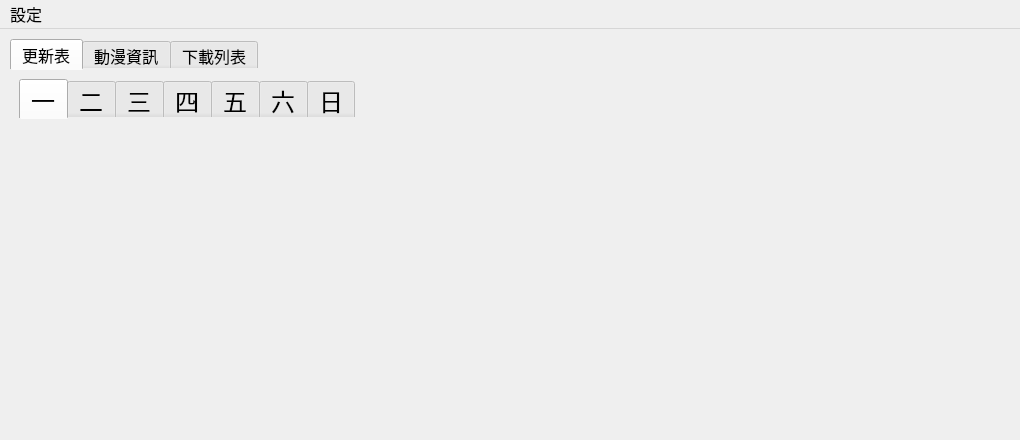
Above: UI/main.ui from hgalytoby/MyselfAnimeDownloader before the change. Below: the same form after it.
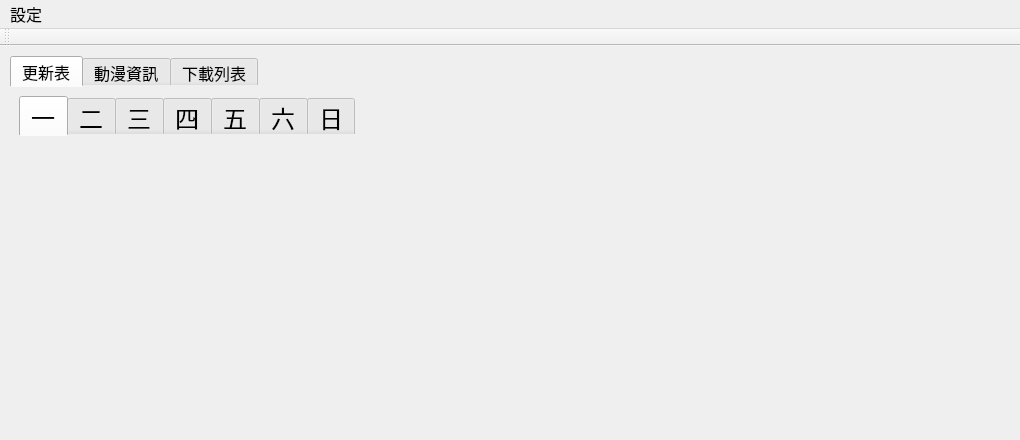
That is the form after the change. Icons and pictures are not drawn.

```diff
--- a/UI/main.ui
+++ b/UI/main.ui
@@ -13,10 +13,21 @@
   <property name="windowTitle">
    <string>Anime Download</string>
   </property>
+  <property name="styleSheet">
+   <string notr="true"> QMenu::item {
+padding: 2px 20px 2px 30px;
+width: 15px; 
+}
+ QMenu::icon {
+padding-left: 20px;
+width: 40px;     
+height: 40px;
+}</string>
+  </property>
   <property name="iconSize">
    <size>
-    <width>100</width>
-    <height>100</height>
+    <width>24</width>
+    <height>24</height>
    </size>
   </property>
   <widget class="QWidget" name="centralwidget">
@@ -634,6 +645,17 @@
    </widget>
    <addaction name="menu"/>
   </widget>
+  <widget class="QToolBar" name="toolBar">
+   <property name="windowTitle">
+    <string>toolBar</string>
+   </property>
+   <attribute name="toolBarArea">
+    <enum>TopToolBarArea</enum>
+   </attribute>
+   <attribute name="toolBarBreak">
+    <bool>false</bool>
+   </attribute>
+  </widget>
   <action name="menu_config">
    <property name="icon">
     <iconset>
```
